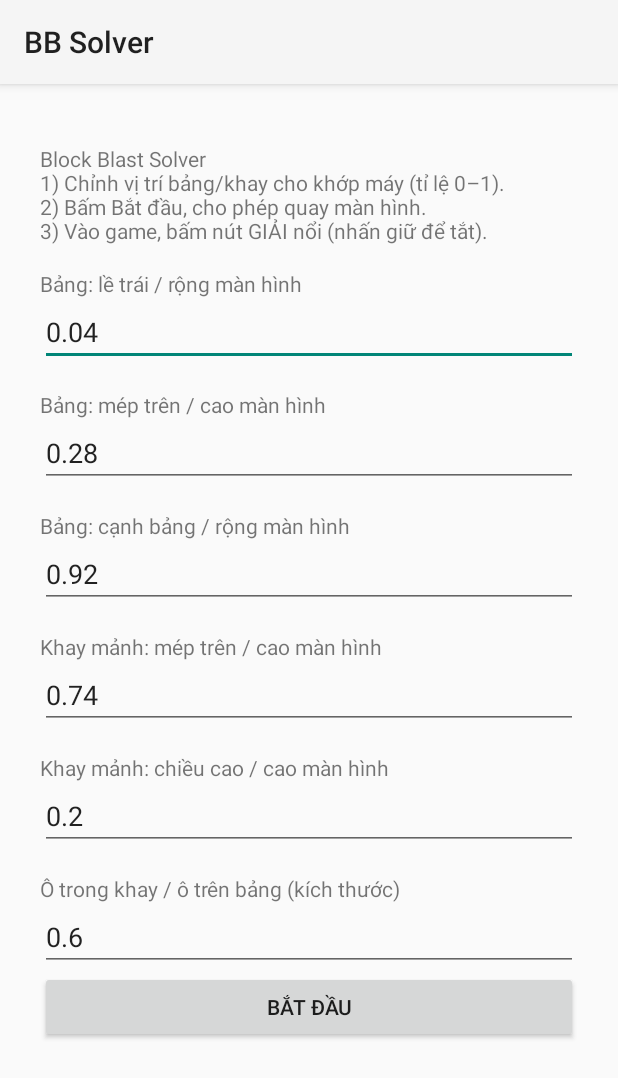
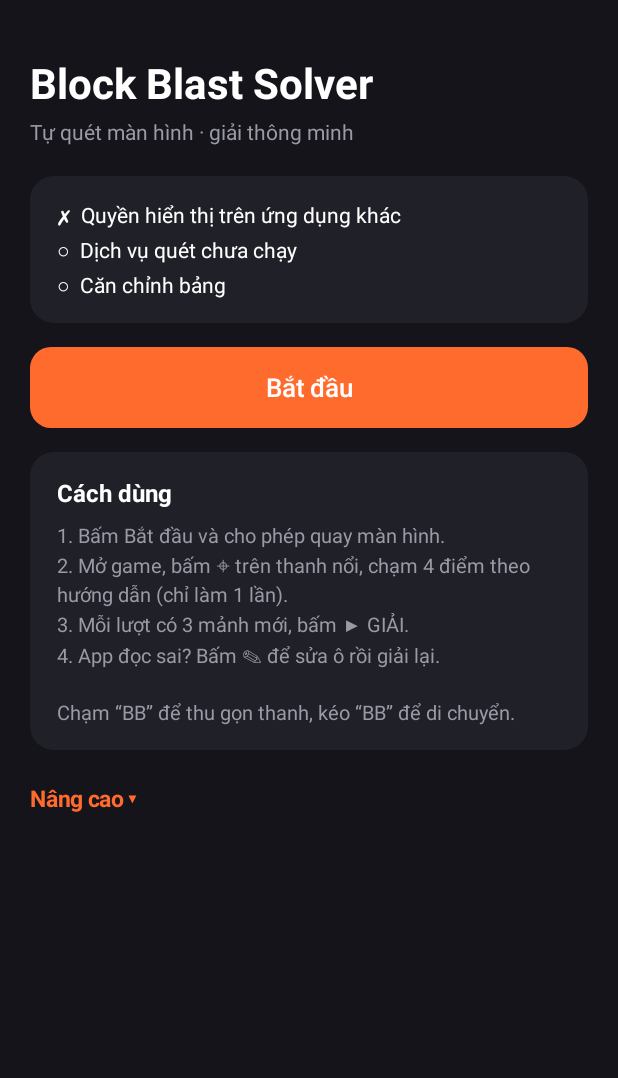
Before and after one commit to stress-test/giai_blockblast, an Android app: the screen it shows after launch (MainActivity), on a phone screen of 412 x 824 dp. Shown: the top 1078 px of the screen. Run offline under Robolectric (Android 15) with nearby library versions, the phone set to English and light mode, and no system bars.

Commit message:
Add files via upload

```diff
--- a/app/src/main/AndroidManifest.xml
+++ b/app/src/main/AndroidManifest.xml
@@ -4,8 +4,8 @@
     <uses-permission android:name="android.permission.FOREGROUND_SERVICE"/>
     <uses-permission android:name="android.permission.FOREGROUND_SERVICE_MEDIA_PROJECTION"/>
     <uses-permission android:name="android.permission.POST_NOTIFICATIONS"/>
-    <application android:label="BB Solver" android:theme="@android:style/Theme.Material.Light">
-        <activity android:name=".MainActivity" android:exported="true">
+    <application android:label="BB Solver" android:icon="@drawable/ic_launcher" android:theme="@android:style/Theme.Material.NoActionBar">
+        <activity android:name=".MainActivity" android:exported="true" android:screenOrientation="portrait">
             <intent-filter>
                 <action android:name="android.intent.action.MAIN"/>
                 <category android:name="android.intent.category.LAUNCHER"/>
--- a/app/src/main/java/com/example/bbsolver/MainActivity.kt
+++ b/app/src/main/java/com/example/bbsolver/MainActivity.kt
@@ -3,49 +3,99 @@ package com.example.bbsolver
 import android.Manifest
 import android.app.Activity
 import android.content.Intent
+import android.graphics.Color
+import android.graphics.Typeface
+import android.graphics.drawable.GradientDrawable
 import android.media.projection.MediaProjectionManager
 import android.net.Uri
 import android.os.Build
 import android.os.Bundle
 import android.provider.Settings
-import android.text.InputType
+import android.view.View
 import android.view.ViewGroup
 import android.widget.*
 
 class MainActivity : Activity() {
-    private val edits = LinkedHashMap<String, EditText>()
+    private val BG = 0xFF14141A.toInt(); private val CARD = 0xFF202028.toInt(); private val ORANGE = 0xFFFF6B2C.toInt(); private val GRAY = 0xFF9A9AA6.toInt()
+    private lateinit var status: TextView
+    private lateinit var go: Button
+
+    private fun dp(v: Int) = (v * resources.displayMetrics.density).toInt()
+    private fun round(c: Int, r: Int) = GradientDrawable().apply { setColor(c); cornerRadius = dp(r).toFloat() }
+    private fun text(t: String, size: Float, col: Int, bold: Boolean = false) = TextView(this).apply {
+        text = t; textSize = size; setTextColor(col); if (bold) setTypeface(typeface, Typeface.BOLD)
+    }
+    private fun card(vararg v: View) = LinearLayout(this).apply {
+        orientation = LinearLayout.VERTICAL; background = round(CARD, 16); setPadding(dp(18), dp(16), dp(18), dp(16))
+        v.forEach { addView(it) }
+    }
+    private fun running() = getSharedPreferences("cfg", 0).getBoolean("running", false)
 
     override fun onCreate(b: Bundle?) {
         super.onCreate(b)
-        val sp = getSharedPreferences("cfg", 0)
-        val ll = LinearLayout(this).apply { orientation = LinearLayout.VERTICAL; setPadding(40, 60, 40, 40) }
-        ll.addView(TextView(this).apply {
-            text = "Block Blast Solver\n1) Chỉnh vị trí bảng/khay cho khớp máy (tỉ lệ 0–1).\n2) Bấm Bắt đầu, cho phép quay màn hình.\n3) Vào game, bấm nút GIẢI nổi (nhấn giữ để tắt)."
-        })
-        for ((k, def) in Cfg.DEF) {
-            ll.addView(TextView(this).apply { text = Cfg.LABEL[k]; setPadding(0, 24, 0, 0) })
-            edits[k] = EditText(this).apply {
-                inputType = InputType.TYPE_CLASS_NUMBER or InputType.TYPE_NUMBER_FLAG_DECIMAL
-                setText(sp.getFloat(k, def).toString())
-            }
-            ll.addView(edits[k])
-        }
-        ll.addView(Button(this).apply { text = "Bắt đầu"; setOnClickListener { start() } })
-        setContentView(ScrollView(this).apply { addView(ll, ViewGroup.LayoutParams(-1, -2)) })
+        window.statusBarColor = BG; window.navigationBarColor = BG
+        val root = LinearLayout(this).apply { orientation = LinearLayout.VERTICAL; setPadding(dp(20), dp(36), dp(20), dp(28)); setBackgroundColor(BG) }
+        root.addView(text("Block Blast Solver", 28f, Color.WHITE, true))
+        root.addView(text("Tự quét màn hình · giải thông minh", 14f, GRAY).apply { setPadding(0, dp(4), 0, dp(20)) })
+
+        status = text("", 14f, Color.WHITE).apply { setLineSpacing(dp(5).toFloat(), 1f) }
+        root.addView(card(status), LinearLayout.LayoutParams(-1, -2))
+
+        go = Button(this).apply { textSize = 17f; setTextColor(Color.WHITE); isAllCaps = false; stateListAnimator = null; setOnClickListener { toggle() } }
+        root.addView(go, LinearLayout.LayoutParams(-1, dp(54)).apply { topMargin = dp(16) })
+
+        root.addView(card(
+            text("Cách dùng", 16f, Color.WHITE, true),
+            text("1. Bấm Bắt đầu và cho phép quay màn hình.\n2. Mở game, bấm ⌖ trên thanh nổi, chạm 4 điểm theo hướng dẫn (chỉ làm 1 lần).\n3. Mỗi lượt có 3 mảnh mới, bấm ▶ GIẢI.\n4. App đọc sai? Bấm ✎ để sửa ô rồi giải lại.\n\nChạm “BB” để thu gọn thanh, kéo “BB” để di chuyển.", 13.5f, GRAY).apply { setPadding(0, dp(8), 0, 0); setLineSpacing(dp(3).toFloat(), 1f) }
+        ), LinearLayout.LayoutParams(-1, -2).apply { topMargin = dp(16) })
+
+        val adv = LinearLayout(this).apply { orientation = LinearLayout.VERTICAL; visibility = View.GONE }
+        slider(adv, "bias", "Độ nhạy nhận khối (↑ khó nhận hơn)", -0.2f, 0.2f)
+        slider(adv, "vt", "Ngưỡng dự phòng khi bảng trống/đầy", 0.2f, 0.8f)
+        slider(adv, "ts", "Tỉ lệ ô khay / ô bảng", 0.4f, 0.95f)
+        adv.addView(Button(this).apply {
+            text = "Đặt lại toàn bộ cài đặt"; isAllCaps = false; setTextColor(Color.WHITE); background = round(0xFF3A3A46.toInt(), 12); stateListAnimator = null
+            setOnClickListener { Cfg.reset(this@MainActivity); recreate() }
+        }, LinearLayout.LayoutParams(-1, dp(46)).apply { topMargin = dp(18) })
+        val toggleAdv = text("Nâng cao ▾", 15f, ORANGE, true).apply { setPadding(0, dp(22), 0, dp(6)) }
+        toggleAdv.setOnClickListener { adv.visibility = if (adv.visibility == View.GONE) View.VISIBLE else View.GONE }
+        root.addView(toggleAdv); root.addView(adv)
+        setContentView(ScrollView(this).apply { setBackgroundColor(BG); isFillViewport = true; addView(root, ViewGroup.LayoutParams(-1, -2)) })
     }
 
-    private fun start() {
+    override fun onResume() {
+        super.onResume()
+        val ov = Settings.canDrawOverlays(this)
+        status.text = (if (ov) "✓" else "✗") + "  Quyền hiển thị trên ứng dụng khác\n" +
+            (if (running()) "✓" else "○") + "  Dịch vụ quét " + (if (running()) "đang chạy" else "chưa chạy") + "\n" +
+            (if (Cfg.calibrated(this)) "✓" else "○") + "  Căn chỉnh bảng"
+        go.text = if (running()) "Dừng dịch vụ" else "Bắt đầu"
+        go.background = round(if (running()) 0xFF3A3A46.toInt() else ORANGE, 14)
+    }
+
+    private fun slider(parent: LinearLayout, key: String, label: String, min: Float, max: Float) {
+        val sp = getSharedPreferences("cfg", 0)
+        val cur = sp.getFloat(key, Cfg.DEF[key]!!)
+        val t = text("", 13f, GRAY).apply { setPadding(0, dp(14), 0, 0) }
+        val s = SeekBar(this).apply { this.max = 100; progress = ((cur - min) / (max - min) * 100).toInt().coerceIn(0, 100) }
+        fun upd() { t.text = "$label: " + "%.2f".format(min + (max - min) * s.progress / 100f) }
+        upd()
+        s.setOnSeekBarChangeListener(object : SeekBar.OnSeekBarChangeListener {
+            override fun onProgressChanged(sb: SeekBar?, p: Int, u: Boolean) { upd(); sp.edit().putFloat(key, min + (max - min) * p / 100f).apply() }
+            override fun onStartTrackingTouch(sb: SeekBar?) {}
+            override fun onStopTrackingTouch(sb: SeekBar?) {}
+        })
+        parent.addView(t); parent.addView(s)
+    }
+
+    private fun toggle() {
+        if (running()) { stopService(Intent(this, CaptureService::class.java)); getSharedPreferences("cfg", 0).edit().putBoolean("running", false).apply(); onResume(); return }
         if (!Settings.canDrawOverlays(this)) {
             startActivity(Intent(Settings.ACTION_MANAGE_OVERLAY_PERMISSION, Uri.parse("package:$packageName")))
-            Toast.makeText(this, "Cấp quyền hiển thị trên ứng dụng khác rồi bấm Bắt đầu lại", Toast.LENGTH_LONG).show()
-            return
+            Toast.makeText(this, "Bật quyền rồi quay lại bấm Bắt đầu", Toast.LENGTH_LONG).show(); return
         }
-        val e = getSharedPreferences("cfg", 0).edit()
-        edits.forEach { (k, v) -> e.putFloat(k, v.text.toString().toFloatOrNull() ?: Cfg.DEF[k]!!) }
-        e.apply()
         if (Build.VERSION.SDK_INT >= 33) requestPermissions(arrayOf(Manifest.permission.POST_NOTIFICATIONS), 2)
-        val mpm = getSystemService(MEDIA_PROJECTION_SERVICE) as MediaProjectionManager
-        startActivityForResult(mpm.createScreenCaptureIntent(), 1)
+        startActivityForResult((getSystemService(MEDIA_PROJECTION_SERVICE) as MediaProjectionManager).createScreenCaptureIntent(), 1)
     }
 
     @Deprecated("Deprecated in Java")
```
Also changed, not shown: app/src/main/java/com/example/bbsolver/CalibView.kt (added, +37 -0 lines), app/src/main/java/com/example/bbsolver/CaptureService.kt (+154 -47 lines), app/src/main/java/com/example/bbsolver/Detector.kt (+70 -36 lines), app/src/main/java/com/example/bbsolver/EditorView.kt (added, +73 -0 lines), app/src/main/java/com/example/bbsolver/OverlayView.kt (+28 -12 lines), app/src/main/java/com/example/bbsolver/Solver.kt (+78 -25 lines), app/src/main/res/drawable/ic_launcher.xml (added, +7 -0 lines).
